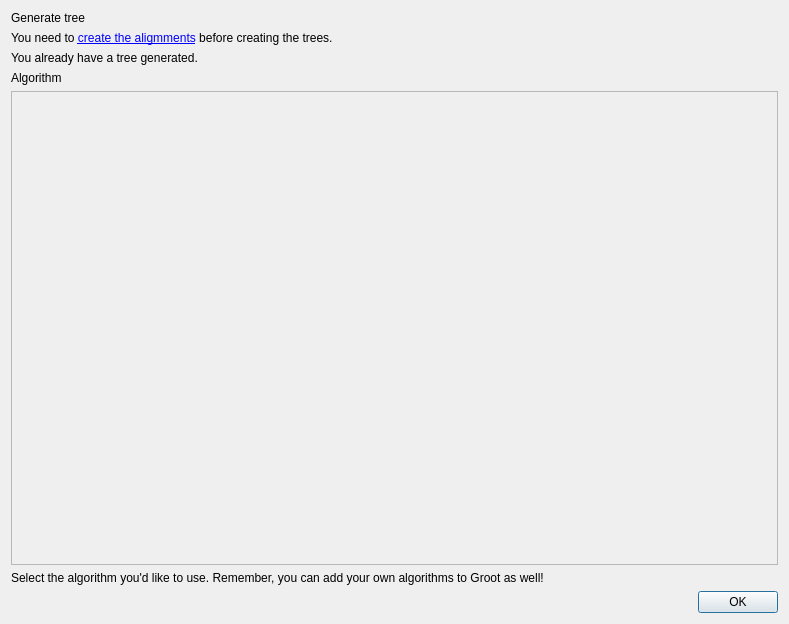
Old version of the form groot/frontends/gui/forms/designer/frm_run_algorithm_designer.ui in the repository JMcInerneyLab/groot.
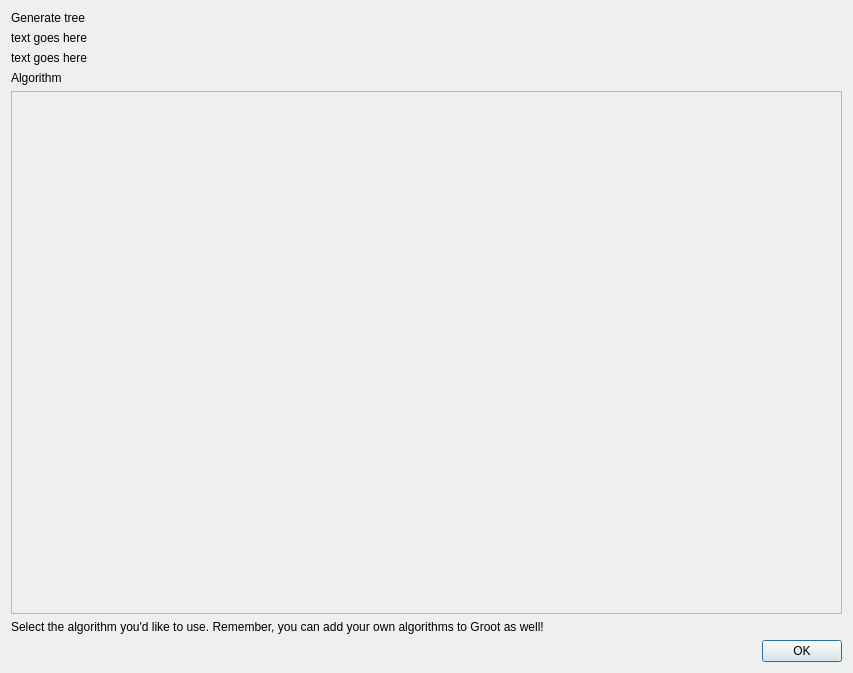
New version of the form.

Patch:
```diff
--- a/groot/frontends/gui/forms/designer/frm_run_algorithm_designer.ui
+++ b/groot/frontends/gui/forms/designer/frm_run_algorithm_designer.ui
@@ -6,8 +6,8 @@
    <rect>
     <x>0</x>
     <y>0</y>
-    <width>789</width>
-    <height>624</height>
+    <width>853</width>
+    <height>673</height>
    </rect>
   </property>
   <layout class="QVBoxLayout" name="verticalLayout">
@@ -24,7 +24,7 @@
    <item>
     <widget class="QLabel" name="LBL_WARN_REQUIREMENTS">
      <property name="text">
-      <string>&lt;html&gt;&lt;body&gt;You need to &lt;a href=&quot;action:create_alignments&quot;&gt;create the aligmments&lt;/a&gt; before creating the trees.&lt;/body&lt;/html&gt;</string>
+      <string>text goes here</string>
      </property>
      <property name="style" stdset="0">
       <string notr="true">warning</string>
@@ -34,7 +34,7 @@
    <item>
     <widget class="QLabel" name="LBL_WARN_ALREADY">
      <property name="text">
-      <string>You already have a tree generated.</string>
+      <string>text goes here</string>
      </property>
      <property name="style" stdset="0">
       <string notr="true">warning</string>
```
Left out of the diff: 2 changed lines with no effect on the pictures.
